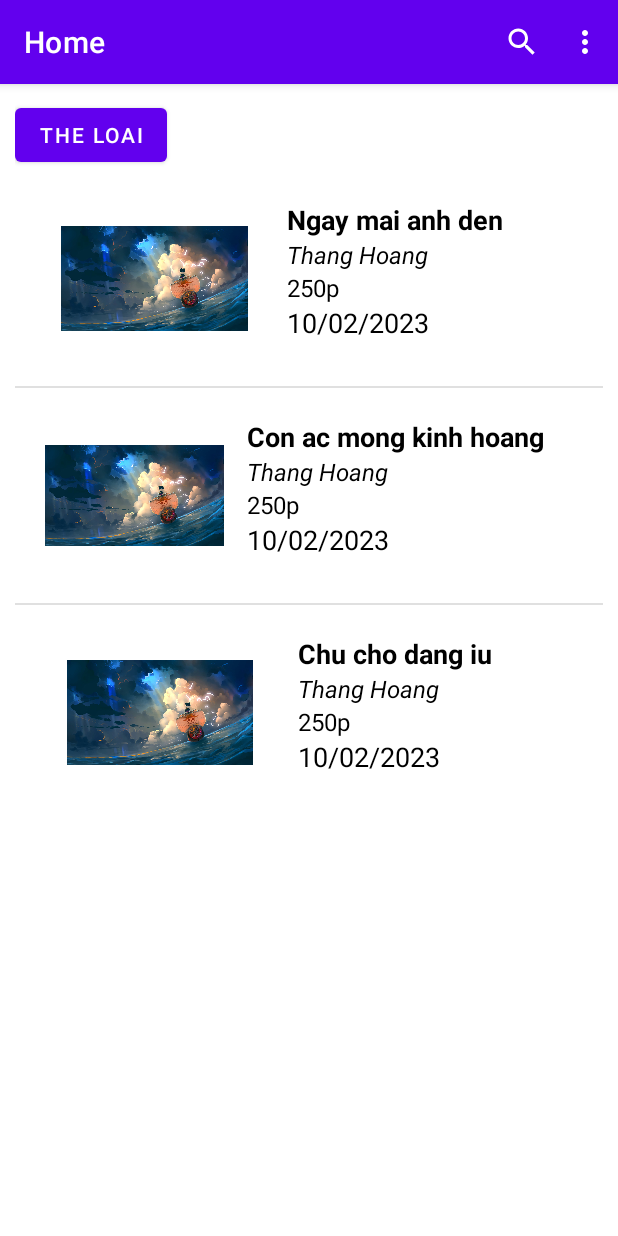
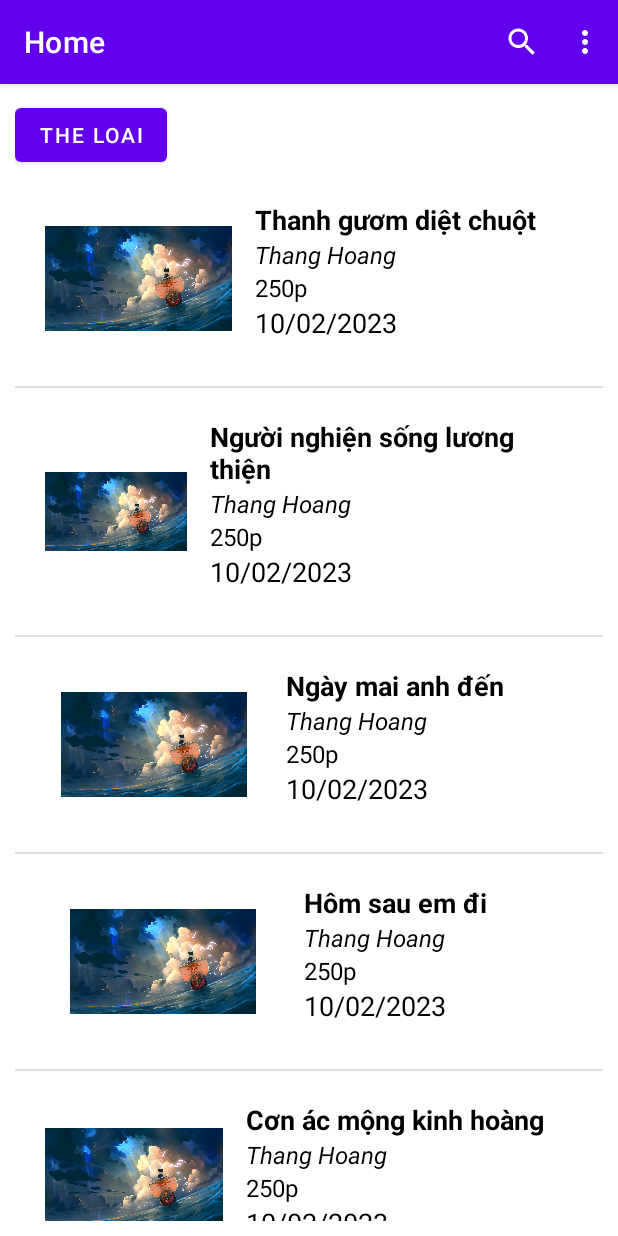
Before and after one commit to ThangHNT/BTL_android, an Android app: the screen it shows after launch (MainActivity), on a phone screen of 412 x 824 dp. Run offline under Robolectric (Android 15) with nearby library versions, the phone set to English and light mode, and no system bars.

```diff
--- a/app/src/main/java/com/example/myapplication/Film.java
+++ b/app/src/main/java/com/example/myapplication/Film.java
@@ -6,14 +6,18 @@ public class Film {
     private String director;
     private String duration;
     private String releaseDate;
-    private int video;
+    private String category;
+    private String nation;
+    private String video;
 
-    public Film(int avatar, String name, String director, String duration, String releaseDate) {
+    public Film(int avatar, String name, String director, String duration, String releaseDate, String category, String nation) {
         this.avatar = avatar;
         this.name = name;
         this.director = director;
         this.duration = duration;
         this.releaseDate = releaseDate;
+        this.category = category;
+        this.nation = nation;
     }
 
     public int getAvatar() {
@@ -56,6 +60,22 @@ public class Film {
         this.releaseDate = releaseDate;
     }
 
+    public String getCategory() {
+        return category;
+    }
+
+    public void setCategory(String category) {
+        this.category = category;
+    }
+
+    public String getNation() {
+        return nation;
+    }
+
+    public void setNation(String nation) {
+        this.nation = nation;
+    }
+
     @Override
     public String toString() {
         return "Film{" +
@@ -64,6 +84,9 @@ public class Film {
                 ", director='" + director + '\'' +
                 ", duration='" + duration + '\'' +
                 ", releaseDate='" + releaseDate + '\'' +
+                ", category='" + category + '\'' +
+                ", nation='" + nation + '\'' +
+                ", video='" + video + '\'' +
                 '}';
     }
 }
--- a/app/src/main/java/com/example/myapplication/MainActivity.java
+++ b/app/src/main/java/com/example/myapplication/MainActivity.java
@@ -42,9 +42,13 @@ public class MainActivity extends AppCompatActivity {
         setContentView(R.layout.activity_main);
         listView = findViewById(R.id.filmList);
         filmList = new ArrayList<>();
-        filmList.add(new Film(R.drawable.one_piece,"Ngay mai anh den","Thang Hoang","250p","10/02/2023"));
-        filmList.add(new Film(R.drawable.one_piece,"Con ac mong kinh hoang","Thang Hoang","250p","10/02/2023"));
-        filmList.add(new Film(R.drawable.one_piece,"Chu cho dang iu","Thang Hoang","250p","10/02/2023"));
+        filmList.add(new Film(R.drawable.one_piece,"Thanh gươm diệt chuột","Thang Hoang","250p","10/02/2023","Anime henxuyen","Nhật Bổn"));
+        filmList.add(new Film(R.drawable.one_piece,"Người nghiện sống lương thiện","Thang Hoang","250p","10/02/2023","Hề hước","Trung Quốc"));
+        filmList.add(new Film(R.drawable.one_piece,"Ngày mai anh đến","Thang Hoang","250p","10/02/2023","tinh cam","Viet Nam"));
+        filmList.add(new Film(R.drawable.one_piece,"Hôm sau em đi","Thang Hoang","250p","10/02/2023","tinh cam","Viet Nam"));
+        filmList.add(new Film(R.drawable.one_piece,"Cơn ác mộng kinh hoàng","Thang Hoang","250p","10/02/2023","Kinh dị","Bồ Tao Nha"));
+        filmList.add(new Film(R.drawable.one_piece,"Chu cho đáng yêu","Thang Hoang","250p","10/02/2023","Gia đình","Hàn Quốc"));
+        filmList.add(new Film(R.drawable.one_piece,"Hành trình vô tận","Thang Hoang","250p","10/02/2023","Phiêu lưu","Tàu"));
         filmAdapter = new FilmAdapter(MainActivity.this,R.layout.film_item_layout,filmList);
         listView.setAdapter(filmAdapter);
 
```
Also changed, not shown: app/src/main/java/com/example/myapplication/FilmAdapter.java (+12 -3 lines).
